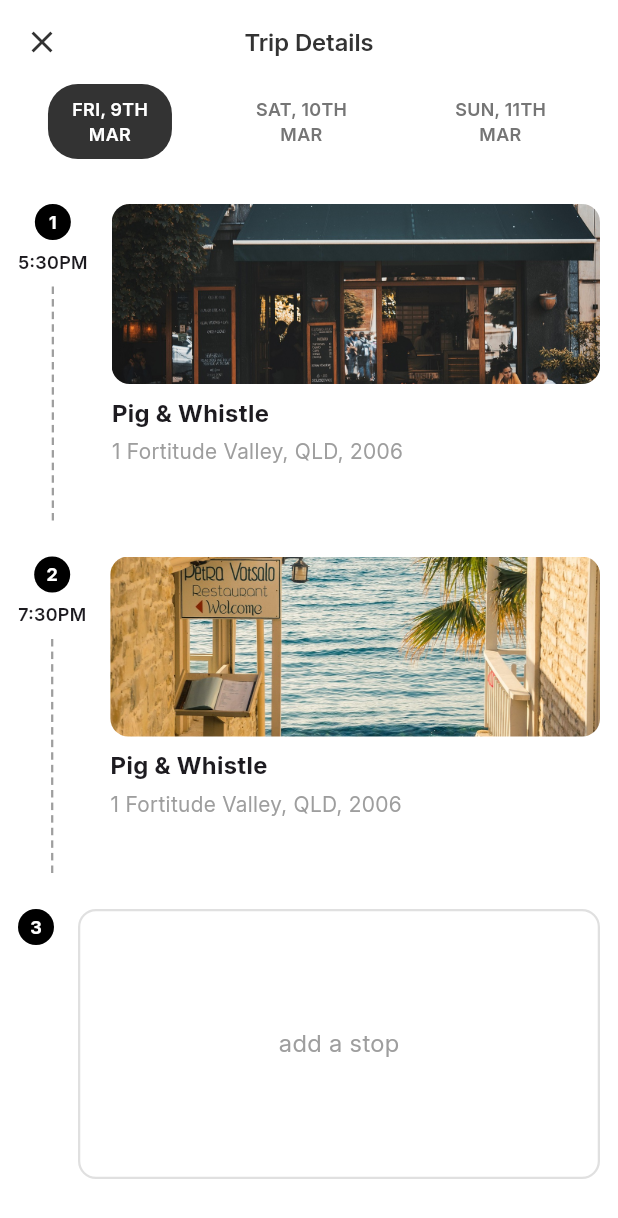
After one commit to tranvanhieu21032001/tripin_app, a Flutter app: the TripsPage screen opened directly, after a tap on "Weekend with the boyzzz", on a phone screen of 412 x 824 dp. The commit adds this screen. Shown: the top 1218 px of the screen. Run offline on Flutter 3.47's test engine with Material 3 defaults, Android fonts, the phone set to English and light mode, and no system bars; our stand-ins replace dio, equatable, flutter_bloc, flutter_svg, get_it, injectable and 2 more; accounts and stored records are empty.

Commit message:
build trip detail

```diff
--- a/lib/features/Trips/trips_page.dart
+++ b/lib/features/Trips/trips_page.dart
@@ -4,6 +4,7 @@ import 'package:flutter_svg/flutter_svg.dart';
 import 'package:wemu_team_app/core/configs/assets/app_images.dart';
 import 'package:wemu_team_app/core/configs/assets/app_vector.dart';
 import 'package:wemu_team_app/core/configs/theme/app_colors.dart';
+import 'package:wemu_team_app/features/Trips/widgets/trip_details.dart';
 
 class TripsPage extends StatefulWidget {
   const TripsPage({super.key});
@@ -32,6 +33,13 @@ class _TripsPageState extends State<TripsPage> {
   void dispose() {
     _pageController.dispose();
     super.dispose();
+  }
+
+  void _navigateToTripDetails() {
+    Navigator.push(
+      context,
+      MaterialPageRoute(builder: (_) => const TripDetails()),
+    );
   }
 
   @override
@@ -152,10 +160,18 @@ class _TripsPageState extends State<TripsPage> {
         const SizedBox(height: 8),
         Row(
           children: [
-            const Expanded(
-              child: Text(
+            Expanded(
+              child: GestureDetector(
+                onTap: _navigateToTripDetails,
+                child: const Text(
                   'Weekend with the boyzzz',
-                style: TextStyle(fontSize: 14, fontWeight: FontWeight.w600, color: AppColors.black),
+                  style: TextStyle(
+                    fontSize: 14,
+                    fontWeight: FontWeight.w600,
+                    color: AppColors.black,
+                    decoration: TextDecoration.underline,
+                  ),
+                ),
               ),
             ),
             Container(
@@ -185,9 +201,9 @@ class _TripsPageState extends State<TripsPage> {
         const SizedBox(height: 4),
         Row(
           children: const [
-            Icon(Icons.event_available, size: 14, color: Colors.green),
+            Icon(Icons.event_available, size: 14, color: AppColors.primary),
             SizedBox(width: 4),
-            Text('Everyday', style: TextStyle(fontSize: 12, color: Colors.green)),
+            Text('Everyday', style: TextStyle(fontSize: 12, color: AppColors.primary)),
           ],
         ),
       ],
@@ -293,7 +309,7 @@ class _TripsPageState extends State<TripsPage> {
     ];
 
     return SizedBox(
-      height: 200,
+      height: 220, // Increased height to fix overflow
       child: ListView.separated(
         scrollDirection: Axis.horizontal,
         itemCount: items.length,
@@ -307,7 +323,9 @@ class _TripsPageState extends State<TripsPage> {
   }
 
   Widget _buildUpcomingCard(_UpcomingTripData trip) {
-    return SizedBox(
+    return GestureDetector(
+      onTap: _navigateToTripDetails,
+      child: SizedBox(
         width: 140,
         child: Column(
           crossAxisAlignment: CrossAxisAlignment.start,
@@ -328,11 +346,13 @@ class _TripsPageState extends State<TripsPage> {
                 fontSize: 13,
                 fontWeight: FontWeight.w600,
                 color: AppColors.black,
+                decoration: TextDecoration.underline,
               ),
             ),
             const SizedBox(height: 4),
-          Text(trip.dateRange, style: const TextStyle(fontSize: 11, color: AppColors.blue)),
+            Text(trip.dateRange, style: const TextStyle(fontSize: 11, color: AppColors.primary)),
           ],
+        ),
       ),
     );
   }
--- /dev/null
+++ b/lib/features/Trips/widgets/trip_details.dart
@@ -0,0 +1,274 @@
+import 'package:flutter/material.dart';
+import 'package:wemu_team_app/core/configs/assets/app_images.dart';
+import 'package:wemu_team_app/core/configs/theme/app_colors.dart';
+
+class TripDetails extends StatefulWidget {
+  const TripDetails({super.key});
+
+  @override
+  State<TripDetails> createState() => _TripDetailsState();
+}
+
+class _TripDetailsState extends State<TripDetails> {
+  int _selectedDateIndex = 0;
+
+  static const double _cardHeight = 180;
+  static const double _timelineGap = 24;
+
+  @override
+  Widget build(BuildContext context) {
+    return Scaffold(
+      backgroundColor: AppColors.white,
+      appBar: AppBar(
+        backgroundColor: AppColors.white,
+        elevation: 0,
+        leading: IconButton(
+          icon: const Icon(Icons.close, color: AppColors.black),
+          onPressed: () => Navigator.of(context).pop(),
+        ),
+        title: const Text(
+          'Trip Details',
+          style: TextStyle(
+            color: AppColors.black,
+            fontSize: 16,
+            fontWeight: FontWeight.w600,
+          ),
+        ),
+        centerTitle: true,
+      ),
+      body: SingleChildScrollView(
+        padding: const EdgeInsets.symmetric(horizontal: 12),
+        child: Column(
+          children: [
+            _buildDateTabs(),
+            const SizedBox(height: 30),
+            _buildTimeline(),
+          ],
+        ),
+      ),
+    );
+  }
+
+  // ---------------- DATE TABS ----------------
+
+  Widget _buildDateTabs() {
+    final dates = ['FRI, 9TH\nMAR', 'SAT, 10TH\nMAR', 'SUN, 11TH\nMAR'];
+
+    return Row(
+      mainAxisAlignment: MainAxisAlignment.spaceAround,
+      children: List.generate(dates.length, (index) {
+        final isSelected = _selectedDateIndex == index;
+
+        return GestureDetector(
+          onTap: () => setState(() => _selectedDateIndex = index),
+          child: Container(
+            padding: const EdgeInsets.symmetric(vertical: 8, horizontal: 16),
+            decoration: BoxDecoration(
+              color: isSelected ? AppColors.black : Colors.transparent,
+              borderRadius: BorderRadius.circular(20),
+            ),
+            child: Text(
+              dates[index],
+              textAlign: TextAlign.center,
+              style: TextStyle(
+                color: isSelected ? Colors.white : Colors.grey[600],
+                fontWeight: FontWeight.w600,
+                fontSize: 12,
+              ),
+            ),
+          ),
+        );
+      }),
+    );
+  }
+
+  // ---------------- TIMELINE ----------------
+
+  Widget _buildTimeline() {
+    return Column(
+      children: [
+        _buildTimelineItem(
+          stopNumber: '1',
+          time: '5:30PM',
+          title: 'Pig & Whistle',
+          address: '1 Fortitude Valley, QLD, 2006',
+          image: AppImages.exam,
+        ),
+        _buildTimelineItem(
+          stopNumber: '2',
+          time: '7:30PM',
+          title: 'Pig & Whistle',
+          address: '1 Fortitude Valley, QLD, 2006',
+          image: AppImages.exam1,
+        ),
+        _buildTimelineItem(
+          stopNumber: '3',
+          isLast: true,
+        ),
+      ],
+    );
+  }
+
+  Widget _buildTimelineItem({
+    required String stopNumber,
+    String? time,
+    String? title,
+    String? address,
+    String? image,
+    bool isLast = false,
+  }) {
+    return Padding(
+      padding: const EdgeInsets.only(bottom: _timelineGap),
+      child: Row(
+        crossAxisAlignment: CrossAxisAlignment.start,
+        children: [
+          // -------- LEFT TIMELINE --------
+          Column(
+            children: [
+              _buildStopCircle(stopNumber),
+
+              const SizedBox(height: 6),
+
+              time != null
+                  ? Text(
+                      time,
+                      style: const TextStyle(
+                        fontSize: 12,
+                        fontWeight: FontWeight.w600,
+                      ),
+                    )
+                  : const SizedBox(height: 14),
+
+              const SizedBox(height: 8),
+
+              if (!isLast)
+                SizedBox(
+                  height: _cardHeight - 24,
+                  child: const _DashedLine(),
+                ),
+            ],
+          ),
+
+          const SizedBox(width: 16),
+
+          // -------- RIGHT CONTENT --------
+          Expanded(
+            child: isLast
+                ? _buildAddStopButton()
+                : _buildContentCard(title!, address!, image!),
+          ),
+        ],
+      ),
+    );
+  }
+
+  // ---------------- UI PARTS ----------------
+
+  Widget _buildStopCircle(String number) {
+    return Container(
+      width: 24,
+      height: 24,
+      decoration: const BoxDecoration(
+        color: Colors.black,
+        shape: BoxShape.circle,
+      ),
+      alignment: Alignment.center,
+      child: Text(
+        number,
+        style: const TextStyle(
+          color: Colors.white,
+          fontSize: 12,
+          fontWeight: FontWeight.bold,
+        ),
+      ),
+    );
+  }
+
+  Widget _buildContentCard(String title, String address, String image) {
+    return SizedBox(
+      height: _cardHeight,
+      child: Column(
+        crossAxisAlignment: CrossAxisAlignment.start,
+        children: [
+          ClipRRect(
+            borderRadius: BorderRadius.circular(12),
+            child: Image.asset(
+              image,
+              height: 120,
+              width: double.infinity,
+              fit: BoxFit.cover,
+            ),
+          ),
+          const SizedBox(height: 8),
+          Text(
+            title,
+            style: const TextStyle(
+              fontWeight: FontWeight.bold,
+              fontSize: 16,
+            ),
+          ),
+          const SizedBox(height: 4),
+          Text(
+            address,
+            style: const TextStyle(
+              color: Colors.grey,
+              fontSize: 14,
+            ),
+          ),
+        ],
+      ),
+    );
+  }
+
+  Widget _buildAddStopButton() {
+    return SizedBox(
+      height: _cardHeight,
+      child: Container(
+        decoration: BoxDecoration(
+          borderRadius: BorderRadius.circular(12),
+          border: Border.all(color: Colors.grey[300]!, width: 1.5),
+        ),
+        alignment: Alignment.center,
+        child: const Text(
+          'add a stop',
+          style: TextStyle(
+            color: Colors.grey,
+            fontSize: 16,
+          ),
+        ),
+      ),
+    );
+  }
+}
+
+// ---------------- DASHED LINE ----------------
+
+class _DashedLine extends StatelessWidget {
+  const _DashedLine();
+
+  @override
+  Widget build(BuildContext context) {
+    return LayoutBuilder(
+      builder: (context, constraints) {
+        const dashHeight = 5.0;
+        const dashSpace = 3.0;
+        final dashCount =
+            (constraints.maxHeight / (dashHeight + dashSpace)).floor();
+
+        return Column(
+          mainAxisAlignment: MainAxisAlignment.spaceBetween,
+          children: List.generate(
+            dashCount,
+            (_) => const SizedBox(
+              width: 1.5,
+              height: dashHeight,
+              child: DecoratedBox(
+                decoration: BoxDecoration(color: Colors.grey),
+              ),
+            ),
+          ),
+        );
+      },
+    );
+  }
+}
```
Lines whose indentation alone changed are shown as unchanged.
